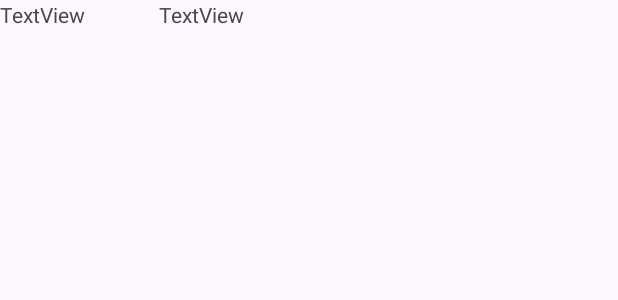
After one commit to quanyoyo/prm392, an Android app: the layout record_layout.xml on its own in the app's theme, with its tools: preview values and no code run, on a phone screen of 412 x 824 dp. The commit adds this screen. Shown: the top 300 px of the screen. Run offline under Robolectric (Android 15) with nearby library versions, the phone set to English and light mode, and no system bars.

Commit message:
create record table, save record to database.

```diff
--- a/app/src/main/AndroidManifest.xml
+++ b/app/src/main/AndroidManifest.xml
@@ -14,6 +14,9 @@
         android:supportsRtl="true"
         android:theme="@style/Theme.Prm392"
         tools:targetApi="31">
+        <activity
+            android:name=".GameRecordScreen"
+            android:exported="false" />
         <activity
             android:name=".InventoryScreen"
             android:exported="false" />
--- a/app/src/main/java/com/example/prm392/GameRecordDao.java
+++ b/app/src/main/java/com/example/prm392/GameRecordDao.java
@@ -14,4 +14,7 @@ public interface GameRecordDao {
 
     @Query("SELECT * FROM game_records")
     List<GameRecord> getAllGameRecords();
+
+    @Query("DELETE FROM game_records")
+    void deleteAllGameRecords();
 }
--- a/app/src/main/java/com/example/prm392/GameScreen.java
+++ b/app/src/main/java/com/example/prm392/GameScreen.java
@@ -21,7 +21,7 @@ import java.util.ArrayList;
 import java.util.List;
 
 public class GameScreen extends AppCompatActivity {
-    TextView tv_game_head, tv_game_content;
+    TextView tv_game_content;
     ImageView img;
     Button btn1, btn2, btn3, btn4;
     Story story;
--- a/app/src/main/java/com/example/prm392/InventoryScreen.java
+++ b/app/src/main/java/com/example/prm392/InventoryScreen.java
@@ -33,7 +33,7 @@ public class InventoryScreen extends AppCompatActivity {
         inventoryGrid = findViewById(R.id.inventory_grid);
 
         // Retrieve the items from the database
-        database = Story.getItemDatabase();
+        database = Story.getDatabase();
         retrieveItemsFromDatabase();
 
         btnBack = ((ImageButton) findViewById(R.id.btn_back));
--- /dev/null
+++ b/app/src/main/res/layout/record_layout.xml
@@ -0,0 +1,33 @@
+<?xml version="1.0" encoding="utf-8"?>
+<androidx.constraintlayout.widget.ConstraintLayout xmlns:android="http://schemas.android.com/apk/res/android"
+    xmlns:tools="http://schemas.android.com/tools"
+    android:layout_width="match_parent"
+    android:layout_height="match_parent">
+
+    <LinearLayout
+        android:layout_width="match_parent"
+        android:layout_height="wrap_content"
+        android:orientation="horizontal"
+        tools:layout_editor_absoluteX="1dp"
+        tools:layout_editor_absoluteY="1dp">
+
+        <TextView
+            android:id="@+id/tv_record_name"
+            android:layout_width="wrap_content"
+            android:layout_height="wrap_content"
+            android:layout_weight="0"
+            android:text="TextView" />
+
+        <Space
+            android:layout_width="wrap_content"
+            android:layout_height="wrap_content"
+            android:layout_weight="0.2" />
+
+        <TextView
+            android:id="@+id/tv_record_des"
+            android:layout_width="wrap_content"
+            android:layout_height="wrap_content"
+            android:layout_weight="1"
+            android:text="TextView" />
+    </LinearLayout>
+</androidx.constraintlayout.widget.ConstraintLayout>
```
Also changed, not shown: app/src/main/java/com/example/prm392/GameRecordScreen.java (added, +14 -0 lines), app/src/main/java/com/example/prm392/Story.java (+39 -26 lines), app/src/main/res/layout/activity_game_record_screen.xml (added, +14 -0 lines).
